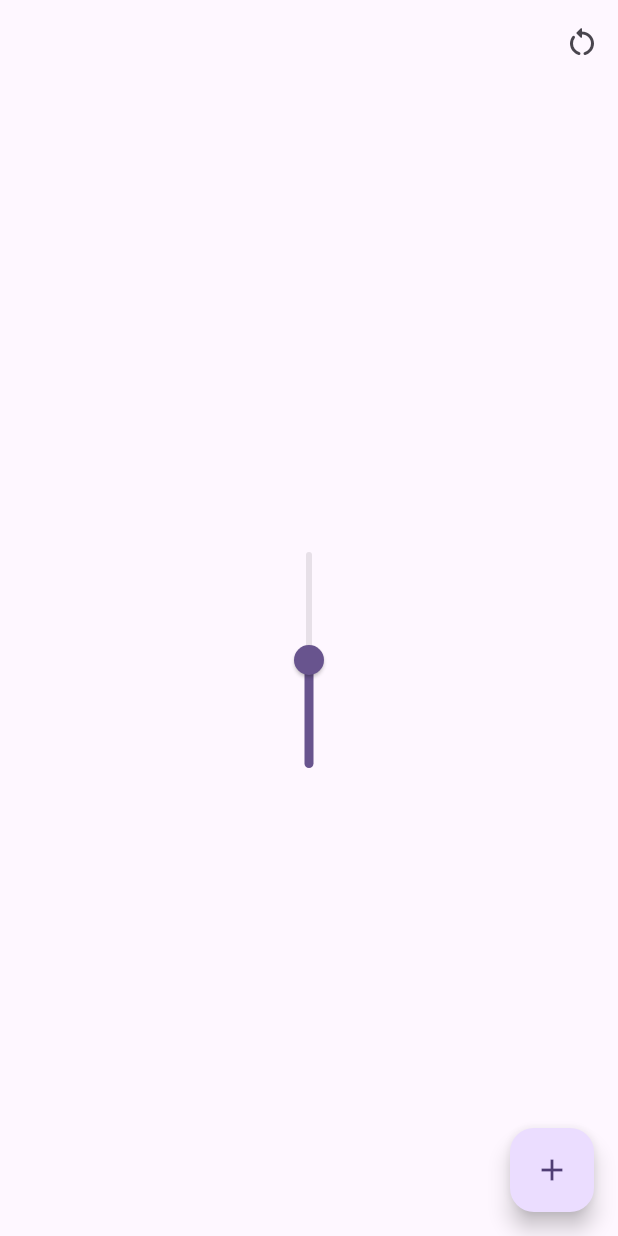
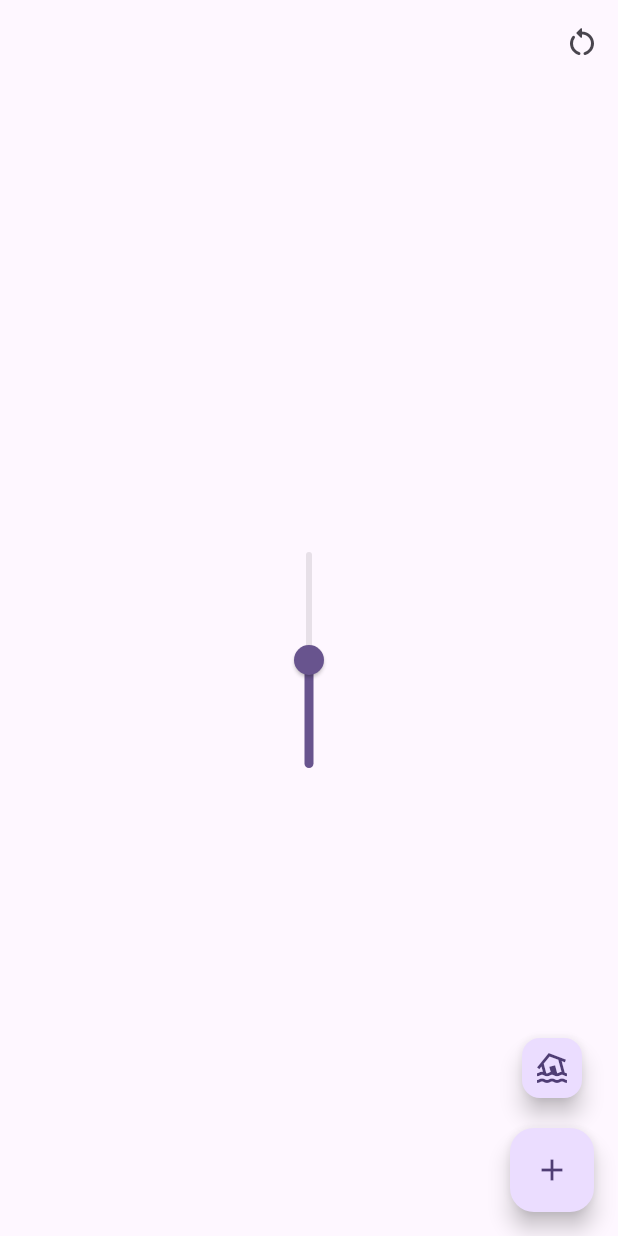
Before and after one commit to michasng/dependencies, a Flutter app: the screen it shows after launch, on a phone screen of 412 x 824 dp. Run offline on Flutter 3.47's test engine with Material 2 defaults, Android fonts, the phone set to English and light mode, and no system bars.

Commit message:
Add "flood" button to add many dimensions at once

```diff
--- a/lib/dimensions_page.dart
+++ b/lib/dimensions_page.dart
@@ -5,6 +5,8 @@ import 'package:dependencies/dimension.dart';
 import 'package:flutter/material.dart';
 
 class DimensionsPage extends StatefulWidget {
+  static const floodCount = 100;
+
   final int initialDimensions;
 
   const DimensionsPage({
@@ -89,7 +91,22 @@ class _DimensionsPageState extends State<DimensionsPage> {
           ),
         ),
       ),
-      floatingActionButton: FloatingActionButton(
+      floatingActionButton: Column(
+        mainAxisSize: MainAxisSize.min,
+        children: [
+          FloatingActionButton.small(
+            onPressed: () {
+              setState(() {
+                for (int i = 0; i < DimensionsPage.floodCount; i++) {
+                  _addDimension();
+                }
+              });
+            },
+            tooltip: 'Add ${DimensionsPage.floodCount} dimensions',
+            child: const Icon(Icons.flood_outlined),
+          ),
+          const SizedBox(height: 16),
+          FloatingActionButton(
             onPressed: () {
               setState(() {
                 _addDimension();
@@ -98,6 +115,8 @@ class _DimensionsPageState extends State<DimensionsPage> {
             tooltip: 'Add dimension',
             child: const Icon(Icons.add),
           ),
+        ],
+      ),
     );
   }
 }
```
Lines whose indentation alone changed are shown as unchanged.
